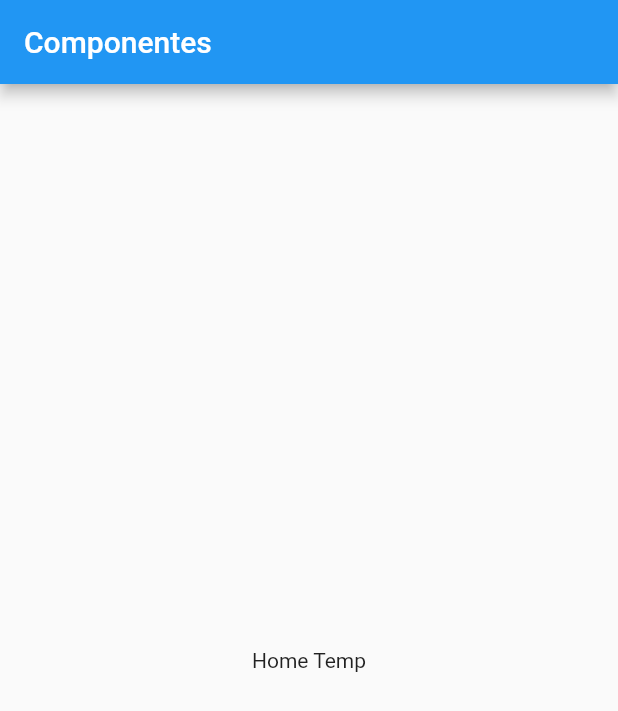
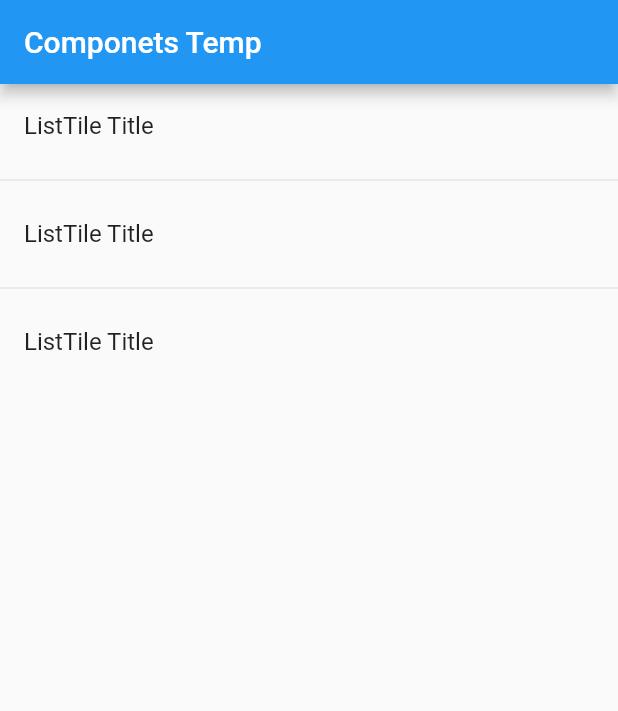
Before and after one commit to ramirexweb/FlutterComponents, a Flutter app: the screen it shows after launch, on a phone screen of 412 x 824 dp. Shown: the top 711 px of the screen. Run offline on Flutter 3.47's test engine with Material 2 defaults, Android fonts, the phone set to English and light mode, and no system bars.

Commit message:
segunda clase

```diff
--- a/lib/main.dart
+++ b/lib/main.dart
@@ -7,13 +7,8 @@ class MyApp extends StatelessWidget {
   @override
   Widget build(BuildContext context) {
     return MaterialApp(
-      title: 'Componentes APP',
-      debugShowCheckedModeBanner: false,
-      home: Scaffold(
-          appBar: AppBar(
-            title: Text('Componentes'),
-          ),
-          body: HomePageTemp()),
-    );
+        title: 'Componentes APP',
+        debugShowCheckedModeBanner: false,
+        home: HomePageTemp());
   }
 }
--- a/lib/src/pages/home_temp.dart
+++ b/lib/src/pages/home_temp.dart
@@ -3,8 +3,17 @@ import 'package:flutter/material.dart';
 class HomePageTemp extends StatelessWidget {
   @override
   Widget build(BuildContext context) {
-    return Center(
-      child: Text('Home Temp'),
+    return Scaffold(
+      appBar: AppBar(title: Text('Componets Temp')),
+      body: ListView(
+        children: [
+          ListTile(title: Text('ListTile Title')),
+          Divider(),
+          ListTile(title: Text('ListTile Title')),
+          Divider(),
+          ListTile(title: Text('ListTile Title'))
+        ],
+      ),
     );
   }
 }
```
